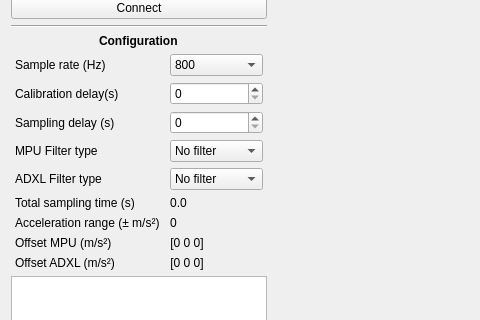
Before: the Qt Designer form Qt/mainwindow.ui in Toroid-io/AccelerationDataLogger, drawn with Qt 5; both pictures show x 0 to 480 and y 81 to 401 of the 1080 by 641 pixel window.
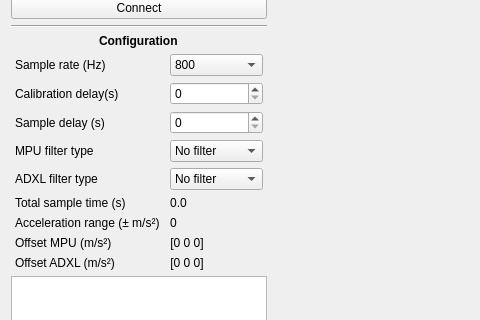
After: the same form once the commit is applied. Custom widgets are drawn as their Qt base class.

Commit message: [Qt] fixed some spanish translation leftovers

Patch:
```diff
--- a/Qt/mainwindow.ui
+++ b/Qt/mainwindow.ui
@@ -168,7 +168,7 @@
            </sizepolicy>
           </property>
           <property name="text">
-           <string>Total sampling time (s)</string>
+           <string>Total sample time (s)</string>
           </property>
          </widget>
         </item>
@@ -252,7 +252,7 @@
            </sizepolicy>
           </property>
           <property name="text">
-           <string>Sampling delay (s)</string>
+           <string>Sample delay (s)</string>
           </property>
          </widget>
         </item>
@@ -272,7 +272,7 @@
         <item row="3" column="0">
          <widget class="QLabel" name="MPUfilterTypeLabel">
           <property name="text">
-           <string>MPU Filter type</string>
+           <string>MPU filter type</string>
           </property>
          </widget>
         </item>
@@ -383,7 +383,7 @@
         <item row="4" column="0">
          <widget class="QLabel" name="ADXLfilterTypeLabel">
           <property name="text">
-           <string>ADXL Filter type</string>
+           <string>ADXL filter type</string>
           </property>
          </widget>
         </item>
```
The commit also changes 1 other file.
